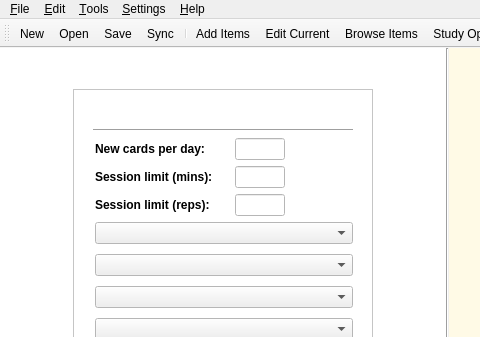
This is designer/main.ui in ankitects/anki as Qt 5 draws it before an edit; both pictures show x 0 to 480 and y 0 to 337 of the 723 by 523 pixel window. The edited form follows.
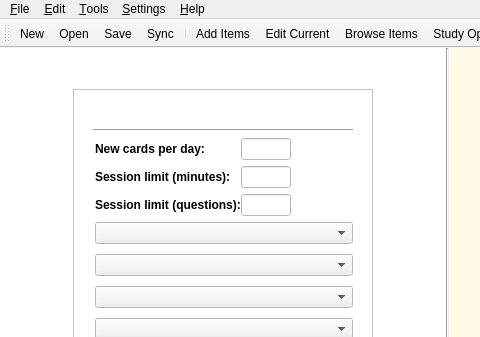
This is the edited form. The open tabs and pages were chosen to show the change. Icons and pictures are not drawn.

Commit message: tweak wording again

```diff
--- a/designer/main.ui
+++ b/designer/main.ui
@@ -514,7 +514,7 @@
                        </size>
                       </property>
                       <property name="text" >
-                       <string>&lt;b>Session limit (mins):&lt;/b></string>
+                       <string>&lt;b>Session limit (minutes):&lt;/b></string>
                       </property>
                       <property name="margin" >
                        <number>4</number>
@@ -601,7 +601,7 @@
                     <item row="2" column="0" >
                      <widget class="QLabel" name="label" >
                       <property name="text" >
-                       <string>&lt;b>Session limit (reps):</string>
+                       <string>&lt;b>Session limit (questions):</string>
                       </property>
                       <property name="margin" >
                        <number>4</number>
```
Left out of the diff: 2 changed lines with no effect on the pictures.
